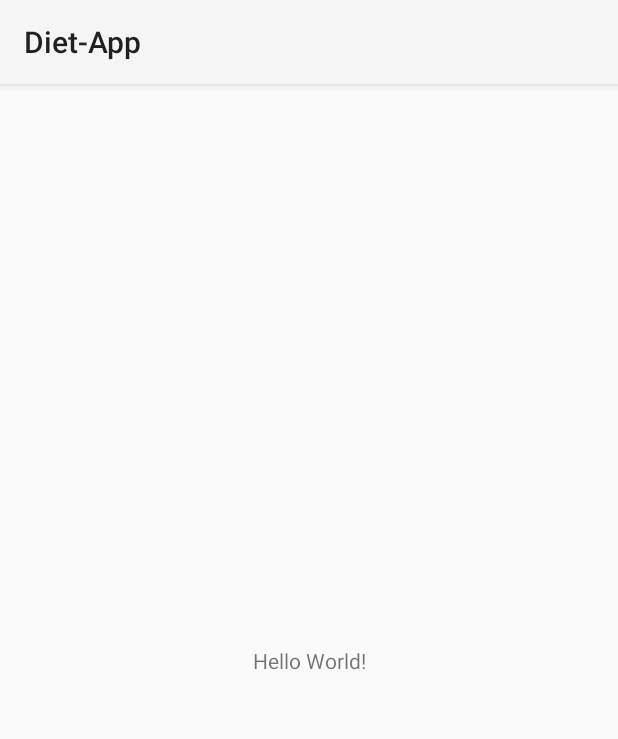
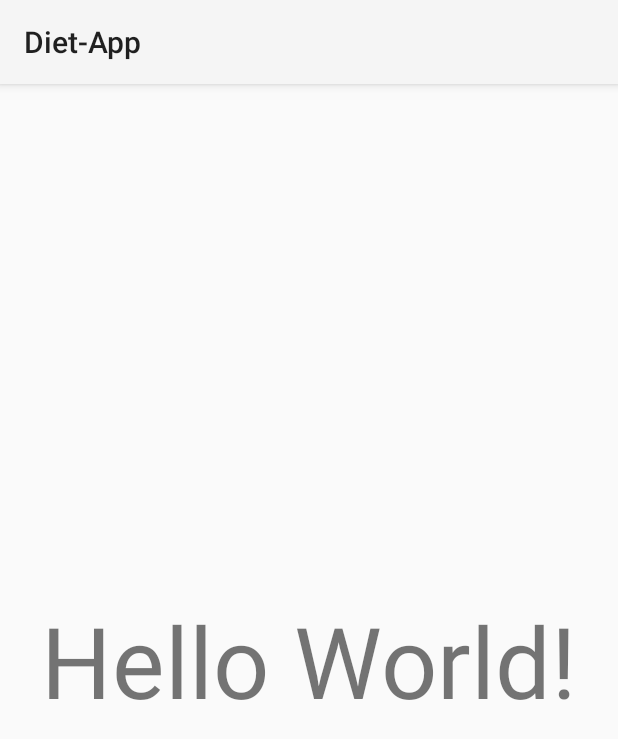
Before and after one commit to Adrian1MT/Diet-App, an Android app: the screen it shows after launch (MainActivity), on a phone screen of 412 x 824 dp. Shown: the top 739 px of the screen. Run offline under Robolectric (Android 15) with nearby library versions, the phone set to English and light mode, and no system bars.

Commit message:
Ajustar pantalla

```diff
--- a/Aplicacion/app/src/main/res/layout/activity_main.xml
+++ b/Aplicacion/app/src/main/res/layout/activity_main.xml
@@ -10,6 +10,7 @@
         android:layout_width="wrap_content"
         android:layout_height="wrap_content"
         android:text="Hello World!"
+        android:textSize="66sp"
         app:layout_constraintBottom_toBottomOf="parent"
         app:layout_constraintLeft_toLeftOf="parent"
         app:layout_constraintRight_toRightOf="parent"
```
